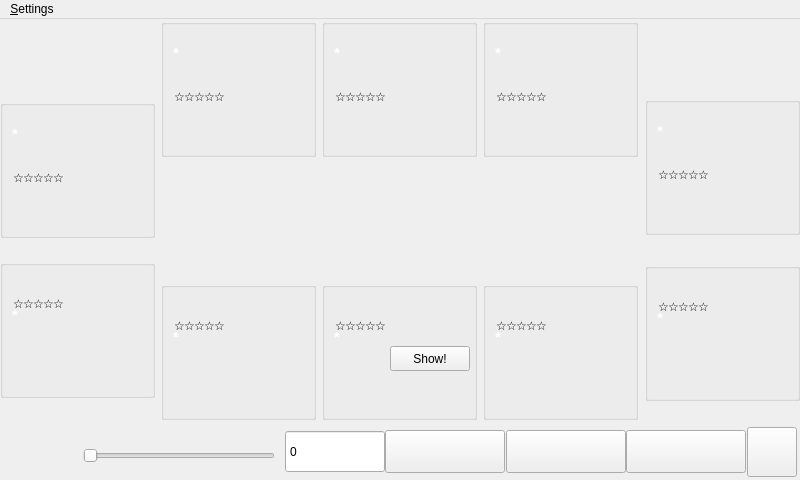
This is src/gui/qt/gui_800x480/gametable_800x480.ui in pokerth/pokerth as Qt 5 draws it before an edit. The edited form follows.
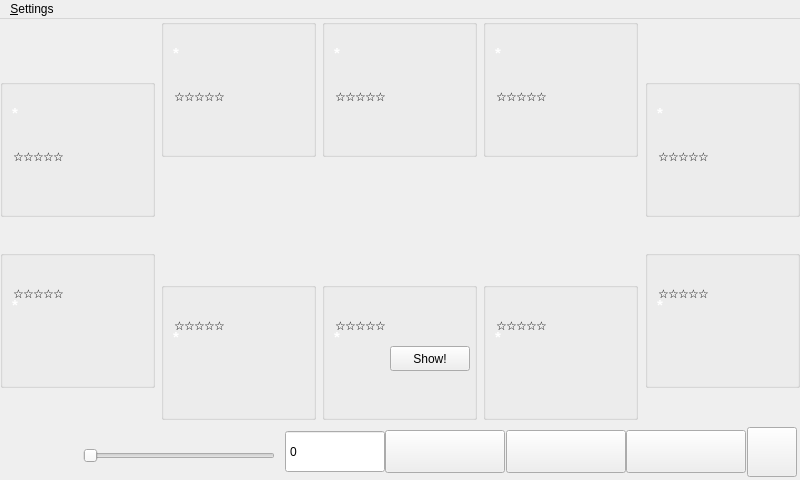
This is the edited form. Icons and pictures are not drawn. Custom widgets are drawn as their Qt base class.

Commit message: game table changes for mobile gui

What changed in the file:
```diff
--- a/src/gui/qt/gui_800x480/gametable_800x480.ui
+++ b/src/gui/qt/gui_800x480/gametable_800x480.ui
@@ -56,21 +56,20 @@
       <property name="spacing">
        <number>0</number>
       </property>
-      <item>
-       <spacer name="verticalSpacer_12">
-        <property name="orientation">
-         <enum>Qt::Vertical</enum>
-        </property>
-        <property name="sizeHint" stdset="0">
-         <size>
-          <width>20</width>
-          <height>40</height>
-         </size>
-        </property>
-       </spacer>
-      </item>
       <item>
        <layout class="QHBoxLayout" name="horizontalLayout_10">
+        <property name="spacing">
+         <number>5</number>
+        </property>
+        <property name="leftMargin">
+         <number>5</number>
+        </property>
+        <property name="topMargin">
+         <number>5</number>
+        </property>
+        <property name="rightMargin">
+         <number>5</number>
+        </property>
         <item>
          <widget class="QLabel" name="label_handNumber">
           <property name="minimumSize">
@@ -79,12 +78,6 @@
             <height>19</height>
            </size>
           </property>
-          <property name="maximumSize">
-           <size>
-            <width>60</width>
-            <height>19</height>
-           </size>
-          </property>
           <property name="styleSheet">
            <string notr="true">QObject {font: bold 20px}</string>
           </property>
@@ -101,12 +94,6 @@
             <height>19</height>
            </size>
           </property>
-          <property name="maximumSize">
-           <size>
-            <width>60</width>
-            <height>19</height>
-           </size>
-          </property>
           <property name="styleSheet">
            <string notr="true">QObject {font: bold 20px}</string>
           </property>
@@ -178,8 +165,8 @@
         <widget class="MyNameLabel" name="label_PlayerName3">
          <property name="geometry">
           <rect>
-           <x>12</x>
-           <y>6</y>
+           <x>11</x>
+           <y>8</y>
            <width>136</width>
            <height>15</height>
           </rect>
@@ -206,22 +193,22 @@
         <widget class="MySetLabel" name="textLabel_Set3">
          <property name="geometry">
           <rect>
-           <x>56</x>
-           <y>104</y>
-           <width>90</width>
-           <height>13</height>
+           <x>57</x>
+           <y>123</y>
+           <width>100</width>
+           <height>15</height>
           </rect>
          </property>
          <property name="minimumSize">
           <size>
-           <width>90</width>
-           <height>13</height>
+           <width>100</width>
+           <height>15</height>
           </size>
          </property>
          <property name="maximumSize">
           <size>
-           <width>90</width>
-           <height>13</height>
+           <width>100</width>
+           <height>15</height>
           </size>
          </property>
          <property name="alignment">
@@ -231,22 +218,22 @@
         <widget class="MyCashLabel" name="textLabel_Cash3">
          <property name="geometry">
           <rect>
-           <x>50</x>
-           <y>20</y>
+           <x>54</x>
+           <y>22</y>
            <width>90</width>
-           <height>13</height>
+           <height>15</height>
           </rect>
          </property>
          <property name="minimumSize">
           <size>
            <width>90</width>
-           <height>13</height>
+           <height>15</height>
           </size>
          </property>
          <property name="maximumSize">
           <size>
            <width>90</width>
-           <height>13</height>
+           <height>15</height>
           </size>
          </property>
          <property name="alignment">
@@ -256,7 +243,7 @@
         <widget class="QLabel" name="textLabel_Button3">
          <property name="geometry">
           <rect>
-           <x>21</x>
+           <x>23</x>
            <y>86</y>
            <width>28</width>
            <height>28</height>
@@ -284,8 +271,8 @@
         <widget class="MyCardsPixmapLabel" name="pixmapLabel_card3a">
          <property name="geometry">
           <rect>
-           <x>68</x>
-           <y>30</y>
+           <x>71</x>
+           <y>37</y>
            <width>48</width>
            <height>76</height>
           </rect>
@@ -309,8 +296,8 @@
         <widget class="MyCardsPixmapLabel" name="pixmapLabel_card3b">
          <property name="geometry">
           <rect>
-           <x>90</x>
-           <y>30</y>
+           <x>95</x>
+           <y>37</y>
            <width>48</width>
            <height>76</height>
           </rect>
@@ -334,8 +321,8 @@
         <widget class="MyStatusLabel" name="textLabel_Status3">
          <property name="geometry">
           <rect>
-           <x>52</x>
-           <y>46</y>
+           <x>57</x>
+           <y>68</y>
            <width>100</width>
            <height>40</height>
           </rect>
@@ -362,7 +349,7 @@
         <widget class="MyTimeoutLabel" name="label_Timeout3">
          <property name="geometry">
           <rect>
-           <x>12</x>
+           <x>11</x>
            <y>77</y>
            <width>50</width>
            <height>7</height>
@@ -527,7 +514,7 @@
          <property name="geometry">
           <rect>
            <x>11</x>
-           <y>116</y>
+           <y>115</y>
            <width>136</width>
            <height>15</height>
           </rect>
@@ -554,21 +541,21 @@
         <widget class="MySetLabel" name="textLabel_Set2">
          <property name="geometry">
           <rect>
-           <x>0</x>
+           <x>57</x>
            <y>0</y>
-           <width>155</width>
+           <width>100</width>
            <height>15</height>
           </rect>
          </property>
          <property name="minimumSize">
           <size>
-           <width>155</width>
+           <width>100</width>
            <height>15</height>
           </size>
          </property>
          <property name="maximumSize">
           <size>
-           <width>155</width>
+           <width>100</width>
            <height>15</height>
           </size>
          </property>
@@ -579,7 +566,7 @@
         <widget class="MyCashLabel" name="textLabel_Cash2">
          <property name="geometry">
           <rect>
-           <x>56</x>
+           <x>54</x>
            <y>101</y>
            <width>90</width>
            <height>15</height>
@@ -633,7 +620,7 @@
          <property name="geometry">
           <rect>
            <x>71</x>
-           <y>24</y>
+           <y>25</y>
            <width>48</width>
            <height>76</height>
           </rect>
@@ -710,7 +697,7 @@
         <widget class="MyTimeoutLabel" name="label_Timeout2">
          <property name="geometry">
           <rect>
-           <x>12</x>
+           <x>11</x>
            <y>55</y>
            <width>50</width>
            <height>7</height>
@@ -881,8 +868,8 @@
         <widget class="MyNameLabel" name="label_PlayerName4">
          <property name="geometry">
           <rect>
-           <x>12</x>
-           <y>6</y>
+           <x>11</x>
+           <y>8</y>
            <width>136</width>
            <height>15</height>
           </rect>
@@ -912,22 +899,22 @@
         <widget class="MySetLabel" name="textLabel_Set4">
          <property name="geometry">
           <rect>
-           <x>56</x>
-           <y>104</y>
-           <width>90</width>
-           <height>13</height>
+           <x>57</x>
+           <y>123</y>
+           <width>100</width>
+           <height>15</height>
           </rect>
          </property>
          <property name="minimumSize">
           <size>
-           <width>90</width>
-           <height>13</height>
+           <width>100</width>
+           <height>15</height>
           </size>
          </property>
          <property name="maximumSize">
           <size>
-           <width>90</width>
-           <height>13</height>
+           <width>100</width>
+           <height>15</height>
           </size>
          </property>
          <property name="alignment">
@@ -937,22 +924,22 @@
         <widget class="MyCashLabel" name="textLabel_Cash4">
          <property name="geometry">
           <rect>
-           <x>50</x>
-           <y>20</y>
+           <x>54</x>
+           <y>22</y>
            <width>90</width>
-           <height>13</height>
+           <height>15</height>
           </rect>
          </property>
          <property name="minimumSize">
           <size>
            <width>90</width>
-           <height>13</height>
+           <height>15</height>
           </size>
          </property>
          <property name="maximumSize">
           <size>
            <width>90</width>
-           <height>13</height>
+           <height>15</height>
           </size>
          </property>
          <property name="alignment">
@@ -962,7 +949,7 @@
         <widget class="QLabel" name="textLabel_Button4">
          <property name="geometry">
           <rect>
-           <x>21</x>
+           <x>23</x>
            <y>86</y>
            <width>28</width>
            <height>28</height>
@@ -990,8 +977,8 @@
         <widget class="MyCardsPixmapLabel" name="pixmapLabel_card4a">
          <property name="geometry">
           <rect>
-           <x>68</x>
-           <y>30</y>
+           <x>71</x>
+           <y>37</y>
            <width>48</width>
            <height>76</height>
           </rect>
@@ -1015,8 +1002,8 @@
         <widget class="MyCardsPixmapLabel" name="pixmapLabel_card4b">
          <property name="geometry">
           <rect>
-           <x>90</x>
-           <y>30</y>
+           <x>95</x>
+           <y>37</y>
            <width>48</width>
            <height>76</height>
           </rect>
@@ -1040,8 +1027,8 @@
         <widget class="MyStatusLabel" name="textLabel_Status4">
          <property name="geometry">
           <rect>
-           <x>52</x>
-           <y>46</y>
+           <x>57</x>
+           <y>68</y>
            <width>100</width>
            <height>40</height>
           </rect>
@@ -1068,7 +1055,7 @@
         <widget class="MyTimeoutLabel" name="label_Timeout4">
          <property name="geometry">
           <rect>
-           <x>12</x>
+           <x>11</x>
            <y>77</y>
            <width>50</width>
            <height>7</height>
@@ -1219,8 +1206,8 @@
         <widget class="MyNameLabel" name="label_PlayerName5">
          <property name="geometry">
           <rect>
-           <x>12</x>
-           <y>6</y>
+           <x>11</x>
+           <y>8</y>
            <width>136</width>
            <height>15</height>
           </rect>
@@ -1247,22 +1234,22 @@
         <widget class="MySetLabel" name="textLabel_Set5">
          <property name="geometry">
           <rect>
-           <x>56</x>
-           <y>104</y>
-           <width>90</width>
-           <height>13</height>
+           <x>57</x>
+           <y>123</y>
+           <width>100</width>
+           <height>15</height>
           </rect>
          </property>
          <property name="minimumSize">
           <size>
-           <width>90</width>
-           <height>13</height>
+           <width>100</width>
+           <height>15</height>
           </size>
          </property>
          <property name="maximumSize">
           <size>
-           <width>90</width>
-           <height>13</height>
+           <width>100</width>
+           <height>15</height>
           </size>
          </property>
          <property name="alignment">
@@ -1272,22 +1259,22 @@
         <widget class="MyCashLabel" name="textLabel_Cash5">
          <property name="geometry">
           <rect>
-           <x>50</x>
-           <y>20</y>
+           <x>54</x>
+           <y>22</y>
            <width>90</width>
-           <height>13</height>
+           <height>15</height>
           </rect>
          </property>
          <property name="minimumSize">
           <size>
            <width>90</width>
-           <height>13</height>
+           <height>15</height>
           </size>
          </property>
          <property name="maximumSize">
           <size>
            <width>90</width>
-           <height>13</height>
+           <height>15</height>
           </size>
          </property>
          <property name="alignment">
@@ -1297,7 +1284,7 @@
         <widget class="QLabel" name="textLabel_Button5">
          <property name="geometry">
           <rect>
-           <x>21</x>
+           <x>23</x>
            <y>86</y>
            <width>28</width>
            <height>28</height>
@@ -1325,8 +1312,8 @@
         <widget class="MyCardsPixmapLabel" name="pixmapLabel_card5a">
          <property name="geometry">
           <rect>
-           <x>68</x>
-           <y>30</y>
+           <x>71</x>
+           <y>37</y>
            <width>48</width>
            <height>76</height>
           </rect>
@@ -1350,8 +1337,8 @@
         <widget class="MyCardsPixmapLabel" name="pixmapLabel_card5b">
          <property name="geometry">
           <rect>
-           <x>90</x>
-           <y>30</y>
+           <x>95</x>
+           <y>37</y>
            <width>48</width>
            <height>76</height>
           </rect>
@@ -1375,8 +1362,8 @@
         <widget class="MyStatusLabel" name="textLabel_Status5">
          <property name="geometry">
           <rect>
-           <x>52</x>
-           <y>46</y>
+           <x>57</x>
+           <y>68</y>
            <width>100</width>
            <height>40</height>
           </rect>
@@ -1403,7 +1390,7 @@
         <widget class="MyTimeoutLabel" name="label_Timeout5">
          <property name="geometry">
           <rect>
-           <x>12</x>
+           <x>11</x>
            <y>77</y>
            <width>50</width>
            <height>7</height>
@@ -1554,8 +1541,8 @@
         <widget class="MyNameLabel" name="label_PlayerName6">
          <property name="geometry">
           <rect>
-           <x>12</x>
-           <y>6</y>
+           <x>11</x>
+           <y>8</y>
            <width>136</width>
            <height>15</height>
           </rect>
@@ -1582,22 +1569,22 @@
         <widget class="MySetLabel" name="textLabel_Set6">
          <property name="geometry">
           <rect>
-           <x>56</x>
-           <y>104</y>
-           <width>90</width>
-           <height>13</height>
+           <x>57</x>
+           <y>123</y>
+           <width>100</width>
+           <height>15</height>
           </rect>
          </property>
          <property name="minimumSize">
           <size>
-           <width>90</width>
-           <height>13</height>
+           <width>100</width>
+           <height>15</height>
           </size>
          </property>
          <property name="maximumSize">
           <size>
-           <width>90</width>
-           <height>13</height>
+           <width>100</width>
+           <height>15</height>
           </size>
          </property>
          <property name="alignment">
@@ -1607,22 +1594,22 @@
         <widget class="MyCashLabel" name="textLabel_Cash6">
          <property name="geometry">
           <rect>
-           <x>50</x>
-           <y>20</y>
+           <x>54</x>
+           <y>22</y>
            <width>90</width>
-           <height>13</height>
+           <height>15</height>
           </rect>
          </property>
          <property name="minimumSize">
           <size>
            <width>90</width>
-           <height>13</height>
+           <height>15</height>
           </size>
          </property>
          <property name="maximumSize">
           <size>
            <width>90</width>
-           <height>13</height>
+           <height>15</height>
           </size>
          </property>
          <property name="alignment">
@@ -1632,7 +1619,7 @@
         <widget class="QLabel" name="textLabel_Button6">
          <property name="geometry">
           <rect>
-           <x>21</x>
+           <x>23</x>
            <y>86</y>
            <width>28</width>
            <height>28</height>
@@ -1660,8 +1647,8 @@
         <widget class="MyCardsPixmapLabel" name="pixmapLabel_card6a">
          <property name="geometry">
           <rect>
-           <x>68</x>
-           <y>30</y>
+           <x>71</x>
+           <y>37</y>
            <width>48</width>
            <height>76</height>
           </rect>
@@ -1685,8 +1672,8 @@
         <widget class="MyCardsPixmapLabel" name="pixmapLabel_card6b">
          <property name="geometry">
           <rect>
-           <x>90</x>
-           <y>30</y>
+           <x>95</x>
+           <y>37</y>
            <width>48</width>
            <height>76</height>
           </rect>
@@ -1710,8 +1697,8 @@
         <widget class="MyStatusLabel" name="textLabel_Status6">
          <property name="geometry">
           <rect>
-           <x>52</x>
-           <y>46</y>
+           <x>57</x>
+           <y>68</y>
            <width>100</width>
            <height>40</height>
           </rect>
@@ -1738,7 +1725,7 @@
         <widget class="MyTimeoutLabel" name="label_Timeout6">
          <property name="geometry">
           <rect>
-           <x>12</x>
+           <x>11</x>
            <y>77</y>
            <width>50</width>
            <height>7</height>
@@ -1851,21 +1838,20 @@
       <property name="spacing">
        <number>0</number>
       </property>
-      <item>
-       <spacer name="verticalSpacer_13">
-        <property name="orientation">
-         <enum>Qt::Vertical</enum>
-        </property>
-        <property name="sizeHint" stdset="0">
-         <size>
-          <width>20</width>
-          <height>40</height>
-         </size>
-        </property>
-       </spacer>
-      </item>
       <item>
        <layout class="QHBoxLayout" name="horizontalLayout_11">
+        <property name="spacing">
+         <number>5</number>
+        </property>
+        <property name="leftMargin">
+         <number>5</number>
+        </property>
+        <property name="topMargin">
+         <number>5</number>
+        </property>
+        <property name="rightMargin">
+         <number>5</number>
+        </property>
         <item>
          <widget class="QLabel" name="label_gameNumber">
           <property name="minimumSize">
@@ -1874,12 +1860,6 @@
             <height>19</height>
            </size>
           </property>
-          <property name="maximumSize">
-           <size>
-            <width>60</width>
-            <height>19</height>
-           </size>
-          </property>
           <property name="styleSheet">
            <string notr="true">QLabel {font: bold 20px}</string>
           </property>
@@ -1896,12 +1876,6 @@
             <height>19</height>
            </size>
           </property>
-          <property name="maximumSize">
-           <size>
-            <width>60</width>
-            <height>19</height>
-           </size>
-          </property>
           <property name="styleSheet">
            <string notr="true">QLabel {font: bold 20px}</string>
           </property>
@@ -1973,8 +1947,8 @@
         <widget class="MyNameLabel" name="label_PlayerName7">
          <property name="geometry">
           <rect>
-           <x>12</x>
-           <y>6</y>
+           <x>11</x>
+           <y>8</y>
            <width>136</width>
            <height>15</height>
           </rect>
@@ -2001,22 +1975,22 @@
         <widget class="MySetLabel" name="textLabel_Set7">
          <property name="geometry">
           <rect>
-           <x>56</x>
-           <y>104</y>
-           <width>90</width>
-           <height>13</height>
+           <x>57</x>
+           <y>123</y>
+           <width>100</width>
+           <height>15</height>
           </rect>
          </property>
          <property name="minimumSize">
           <size>
-           <width>90</width>
-           <height>13</height>
+           <width>100</width>
+           <height>15</height>
           </size>
          </property>
          <property name="maximumSize">
           <size>
-           <width>90</width>
-           <height>13</height>
+           <width>100</width>
+           <height>15</height>
           </size>
          </property>
          <property name="alignment">
@@ -2026,22 +2000,22 @@
         <widget class="MyCashLabel" name="textLabel_Cash7">
          <property name="geometry">
           <rect>
-           <x>50</x>
-           <y>20</y>
+           <x>54</x>
+           <y>22</y>
            <width>90</width>
-           <height>13</height>
+           <height>15</height>
           </rect>
          </property>
          <property name="minimumSize">
           <size>
            <width>90</width>
-           <height>13</height>
+           <height>15</height>
           </size>
          </property>
          <property name="maximumSize">
           <size>
            <width>90</width>
-           <height>13</height>
+           <height>15</height>
           </size>
          </property>
          <property name="alignment">
@@ -2051,7 +2025,7 @@
         <widget class="QLabel" name="textLabel_Button7">
          <property name="geometry">
           <rect>
-           <x>21</x>
+           <x>23</x>
            <y>86</y>
            <width>28</width>
            <height>28</height>
@@ -2079,8 +2053,8 @@
         <widget class="MyCardsPixmapLabel" name="pixmapLabel_card7a">
          <property name="geometry">
           <rect>
-           <x>68</x>
-           <y>30</y>
+           <x>71</x>
+           <y>37</y>
            <width>48</width>
            <height>76</height>
           </rect>
@@ -2104,8 +2078,8 @@
         <widget class="MyCardsPixmapLabel" name="pixmapLabel_card7b">
          <property name="geometry">
           <rect>
-           <x>90</x>
-           <y>30</y>
+           <x>95</x>
+           <y>37</y>
            <width>48</width>
            <height>76</height>
           </rect>
@@ -2129,8 +2103,8 @@
         <widget class="MyStatusLabel" name="textLabel_Status7">
          <property name="geometry">
           <rect>
-           <x>52</x>
-           <y>46</y>
+           <x>57</x>
+           <y>68</y>
            <width>100</width>
            <height>40</height>
           </rect>
@@ -2157,7 +2131,7 @@
         <widget class="MyTimeoutLabel" name="label_Timeout7">
          <property name="geometry">
           <rect>
-           <x>12</x>
+           <x>11</x>
            <y>77</y>
            <width>50</width>
            <height>7</height>
@@ -2322,7 +2296,7 @@
          <property name="geometry">
           <rect>
            <x>11</x>
-           <y>116</y>
+           <y>115</y>
            <width>136</width>
            <height>15</height>
           </rect>
@@ -2349,21 +2323,21 @@
         <widget class="MySetLabel" name="textLabel_Set8">
          <property name="geometry">
           <rect>
-           <x>0</x>
+           <x>57</x>
            <y>0</y>
-           <width>155</width>
+           <width>100</width>
            <height>15</height>
           </rect>
          </property>
          <property name="minimumSize">
           <size>
-           <width>155</width>
+           <width>100</width>
            <height>15</height>
           </size>
          </property>
          <property name="maximumSize">
           <size>
-           <width>155</width>
+           <width>100</width>
            <height>15</height>
           </size>
          </property>
@@ -2374,7 +2348,7 @@
         <widget class="MyCashLabel" name="textLabel_Cash8">
          <property name="geometry">
           <rect>
-           <x>56</x>
+           <x>54</x>
            <y>101</y>
            <width>90</width>
            <height>15</height>
@@ -2428,7 +2402,7 @@
          <property name="geometry">
           <rect>
            <x>71</x>
-           <y>24</y>
+           <y>25</y>
            <width>48</width>
            <height>76</height>
           </rect>
@@ -2505,7 +2479,7 @@
         <widget class="MyTimeoutLabel" name="label_Timeout8">
          <property name="geometry">
           <rect>
-           <x>12</x>
+           <x>11</x>
            <y>55</y>
            <width>50</width>
            <height>7</height>
@@ -2691,7 +2665,7 @@
            <widget class="MyCardsPixmapLabel" name="pixmapLabel_cardBoard4">
             <property name="geometry">
              <rect>
-              <x>309</x>
+              <x>299</x>
               <y>3</y>
               <width>48</width>
               <height>76</height>
@@ -2716,7 +2690,7 @@
            <widget class="MyCardsPixmapLabel" name="pixmapLabel_cardBoard1">
             <property name="geometry">
              <rect>
-              <x>102</x>
+              <x>107</x>
               <y>3</y>
               <width>48</width>
               <height>76</height>
@@ -2741,7 +2715,7 @@
            <widget class="QLabel" name="label_CardHolder1">
             <property name="geometry">
              <rect>
-              <x>99</x>
+              <x>104</x>
               <y>0</y>
               <width>54</width>
               <height>82</height>
@@ -2766,7 +2740,7 @@
            <widget class="QLabel" name="label_CardHolder0">
             <property name="geometry">
              <rect>
-              <x>30</x>
+              <x>40</x>
               <y>0</y>
               <width>54</width>
               <height>82</height>
@@ -2791,7 +2765,7 @@
            <widget class="MyCardsPixmapLabel" name="pixmapLabel_cardBoard0">
             <property name="geometry">
              <rect>
-              <x>33</x>
+              <x>43</x>
               <y>3</y>
               <width>48</width>
               <height>76</height>
@@ -2816,7 +2790,7 @@
            <widget class="QLabel" name="label_CardHolder4">
             <property name="geometry">
              <rect>
-              <x>306</x>
+              <x>296</x>
               <y>0</y>
               <width>54</width>
               <height>82</height>
@@ -2891,7 +2865,7 @@
            <widget class="QLabel" name="label_CardHolder3">
             <property name="geometry">
              <rect>
-              <x>237</x>
+              <x>232</x>
               <y>0</y>
               <width>54</width>
               <height>82</height>
@@ -2916,7 +2890,7 @@
            <widget class="MyCardsPixmapLabel" name="pixmapLabel_cardBoard3">
             <property name="geometry">
              <rect>
-              <x>240</x>
+              <x>235</x>
               <y>3</y>
               <width>48</width>
               <height>76</height>
@@ -2971,12 +2945,6 @@
           <height>14</height>
          </size>
         </property>
-        <property name="maximumSize">
-         <size>
-          <width>50</width>
-          <height>14</height>
-         </size>
-        </property>
         <property name="alignment">
          <set>Qt::AlignRight|Qt::AlignTrailing|Qt::AlignVCenter</set>
         </property>
@@ -2984,6 +2952,12 @@
       </item>
       <item>
        <widget class="QLabel" name="textLabel_Sets">
+        <property name="sizePolicy">
+         <sizepolicy hsizetype="MinimumExpanding" vsizetype="Preferred">
+          <horstretch>0</horstretch>
+          <verstretch>0</verstretch>
+         </sizepolicy>
+        </property>
         <property name="minimumSize">
          <size>
           <width>100</width>
@@ -3049,27 +3023,14 @@
         </property>
        </spacer>
       </item>
-      <item>
-       <widget class="QLabel" name="label_Total">
-        <property name="minimumSize">
-         <size>
-          <width>50</width>
-          <height>14</height>
-         </size>
-        </property>
-        <property name="maximumSize">
-         <size>
-          <width>50</width>
-          <height>14</height>
-         </size>
-        </property>
-        <property name="alignment">
-         <set>Qt::AlignRight|Qt::AlignTrailing|Qt::AlignVCenter</set>
-        </property>
-       </widget>
-      </item>
       <item>
        <widget class="QLabel" name="textLabel_Pot">
+        <property name="sizePolicy">
+         <sizepolicy hsizetype="MinimumExpanding" vsizetype="Preferred">
+          <horstretch>0</horstretch>
+          <verstretch>0</verstretch>
+         </sizepolicy>
+        </property>
         <property name="minimumSize">
          <size>
           <width>100</width>
@@ -3080,6 +3041,19 @@
          <size>
           <width>100</width>
           <height>21</height>
+         </size>
+        </property>
+        <property name="alignment">
+         <set>Qt::AlignRight|Qt::AlignTrailing|Qt::AlignVCenter</set>
+        </property>
+       </widget>
+      </item>
+      <item>
+       <widget class="QLabel" name="label_Total">
+        <property name="minimumSize">
+         <size>
+          <width>50</width>
+          <height>14</height>
          </size>
         </property>
         <property name="alignment">
@@ -3169,7 +3143,7 @@
          <property name="geometry">
           <rect>
            <x>11</x>
-           <y>116</y>
+           <y>115</y>
            <width>136</width>
            <height>15</height>
           </rect>
@@ -3196,21 +3170,21 @@
         <widget class="MySetLabel" name="textLabel_Set1">
          <property name="geometry">
           <rect>
-           <x>0</x>
+           <x>57</x>
            <y>0</y>
-           <width>155</width>
+           <width>100</width>
            <height>15</height>
           </rect>
          </property>
          <property name="minimumSize">
           <size>
-           <width>155</width>
+           <width>100</width>
            <height>15</height>
           </size>
          </property>
          <property name="maximumSize">
           <size>
-           <width>155</width>
+           <width>100</width>
            <height>15</height>
           </size>
          </property>
@@ -3221,7 +3195,7 @@
         <widget class="MyCashLabel" name="textLabel_Cash1">
          <property name="geometry">
           <rect>
-           <x>56</x>
+           <x>54</x>
            <y>101</y>
            <width>90</width>
            <height>15</height>
@@ -3275,7 +3249,7 @@
          <property name="geometry">
           <rect>
            <x>71</x>
-           <y>24</y>
+           <y>25</y>
            <width>48</width>
            <height>76</height>
           </rect>
@@ -3352,7 +3326,7 @@
         <widget class="MyTimeoutLabel" name="label_Timeout1">
          <property name="geometry">
           <rect>
-           <x>12</x>
+           <x>11</x>
            <y>55</y>
            <width>50</width>
            <height>7</height>
@@ -3504,7 +3478,7 @@
          <property name="geometry">
           <rect>
            <x>11</x>
-           <y>116</y>
+           <y>115</y>
            <width>136</width>
            <height>15</height>
           </rect>
@@ -3531,21 +3505,21 @@
         <widget class="MySetLabel" name="textLabel_Set0">
          <property name="geometry">
           <rect>
-           <x>0</x>
+           <x>57</x>
            <y>0</y>
-           <width>155</width>
+           <width>100</width>
            <height>15</height>
           </rect>
          </property>
          <property name="minimumSize">
           <size>
-           <width>155</width>
+           <width>100</width>
            <height>15</height>
           </size>
          </property>
          <property name="maximumSize">
           <size>
-           <width>155</width>
+           <width>100</width>
            <height>15</height>
           </size>
          </property>
@@ -3556,7 +3530,7 @@
         <widget class="MyCashLabel" name="textLabel_Cash0">
          <property name="geometry">
           <rect>
-           <x>56</x>
+           <x>54</x>
            <y>101</y>
            <width>90</width>
            <height>15</height>
@@ -3613,7 +3587,7 @@
          <property name="geometry">
           <rect>
            <x>71</x>
-           <y>24</y>
+           <y>25</y>
            <width>48</width>
            <height>76</height>
           </rect>
@@ -3687,7 +3661,7 @@
         <widget class="MyTimeoutLabel" name="label_Timeout0">
          <property name="geometry">
           <rect>
-           <x>12</x>
+           <x>11</x>
            <y>55</y>
            <width>50</width>
            <height>7</height>
@@ -3864,7 +3838,7 @@
          <property name="geometry">
           <rect>
            <x>11</x>
-           <y>116</y>
+           <y>115</y>
            <width>136</width>
            <height>15</height>
           </rect>
@@ -3891,21 +3865,21 @@
         <widget class="MySetLabel" name="textLabel_Set9">
          <property name="geometry">
           <rect>
-           <x>0</x>
+           <x>57</x>
            <y>0</y>
-           <width>155</width>
+           <width>100</width>
            <height>15</height>
           </rect>
          </property>
          <property name="minimumSize">
           <size>
-           <width>155</width>
+           <width>100</width>
            <height>15</height>
           </size>
          </property>
          <property name="maximumSize">
           <size>
-           <width>155</width>
+           <width>100</width>
            <height>13</height>
           </size>
          </property>
@@ -3916,7 +3890,7 @@
         <widget class="MyCashLabel" name="textLabel_Cash9">
          <property name="geometry">
           <rect>
-           <x>56</x>
+           <x>54</x>
            <y>101</y>
            <width>90</width>
            <height>15</height>
@@ -3970,7 +3944,7 @@
          <property name="geometry">
           <rect>
            <x>71</x>
-           <y>24</y>
+           <y>25</y>
            <width>48</width>
            <height>76</height>
           </rect>
@@ -4047,7 +4021,7 @@
         <widget class="MyTimeoutLabel" name="label_Timeout9">
          <property name="geometry">
           <rect>
-           <x>12</x>
+           <x>11</x>
            <y>55</y>
            <width>50</width>
            <height>7</height>
@@ -4536,10 +4510,13 @@
       <property name="orientation">
        <enum>Qt::Vertical</enum>
       </property>
+      <property name="sizeType">
+       <enum>QSizePolicy::Maximum</enum>
+      </property>
       <property name="sizeHint" stdset="0">
        <size>
         <width>20</width>
-        <height>40</height>
+        <height>30</height>
        </size>
       </property>
      </spacer>
```
The commit also changes 6 other files.
